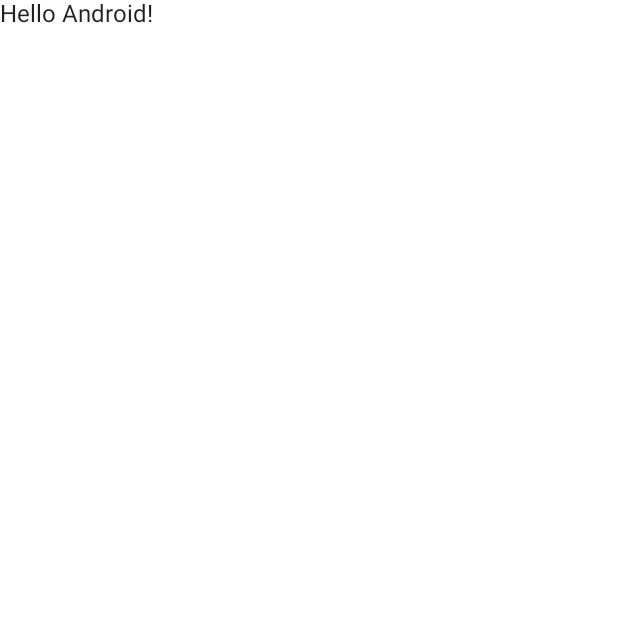
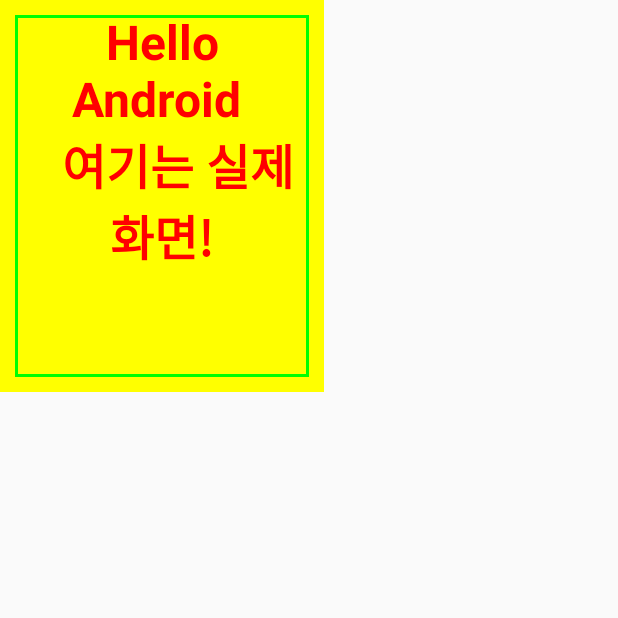
Before and after one commit to K-Mose/JetpackComposeFundamentals, an Android app built with Jetpack Compose: the screen it shows after launch (MainActivity), on a phone screen of 412 x 824 dp, the top half of it. Before the commit the part shown is almost empty. Run offline under Robolectric (Android 15) with nearby library versions, the phone set to English and light mode, and no system bars.

Commit message:
Modifier And Parameters

```diff
--- a/app/src/main/java/com/kmose/jetpackcomposefundamentals/MainActivity.kt
+++ b/app/src/main/java/com/kmose/jetpackcomposefundamentals/MainActivity.kt
@@ -3,25 +3,30 @@ package com.kmose.jetpackcomposefundamentals
 import android.os.Bundle
 import androidx.activity.ComponentActivity
 import androidx.activity.compose.setContent
+import androidx.compose.foundation.background
+import androidx.compose.foundation.border
+import androidx.compose.foundation.layout.fillMaxHeight
 import androidx.compose.foundation.layout.fillMaxSize
+import androidx.compose.foundation.layout.fillMaxWidth
+import androidx.compose.foundation.layout.padding
 import androidx.compose.material.MaterialTheme
 import androidx.compose.material.Surface
 import androidx.compose.material.Text
 import androidx.compose.runtime.Composable
 import androidx.compose.ui.Modifier
+import androidx.compose.ui.graphics.Color
+import androidx.compose.ui.text.font.FontWeight
+import androidx.compose.ui.text.style.TextAlign
 import androidx.compose.ui.tooling.preview.Preview
+import androidx.compose.ui.unit.dp
+import androidx.compose.ui.unit.sp
 import com.kmose.jetpackcomposefundamentals.ui.theme.JetpackComposeFundamentalsTheme
 
 class MainActivity : ComponentActivity() {
     override fun onCreate(savedInstanceState: Bundle?) {
         super.onCreate(savedInstanceState)
         setContent {
-            JetpackComposeFundamentalsTheme { // [ProjectName]Theme
-                // A surface container using the 'background' color from the theme
-                Surface(modifier = Modifier.fillMaxSize(), color = MaterialTheme.colors.background) {
-                    Greeting("Android")
-                }
-            }
+            Greeting("Android \n\t 여기는 실제 화면")
         }
     }
 }
@@ -29,7 +34,20 @@ class MainActivity : ComponentActivity() {
 // Package level function - allow us to reuse them effectively.
 @Composable
 fun Greeting(name: String) {
-    Text(text = "Hello $name!")
+    // Jetpack Compose Function - like UI Widget in xml
+    Text(
+        text = "Hello $name!",
+        fontSize = 32.sp,
+        fontWeight = FontWeight.Bold,
+        color = Color.Red,
+        textAlign = TextAlign.Center,
+        modifier = Modifier
+            .background(color = Color.Yellow)
+            .padding(10.dp)
+            .border(2.dp, color = Color.Green)
+            .fillMaxWidth(0.5f)
+            .fillMaxHeight(0.3f)
+    )
 }
 
 @Preview(showBackground = true)
```
